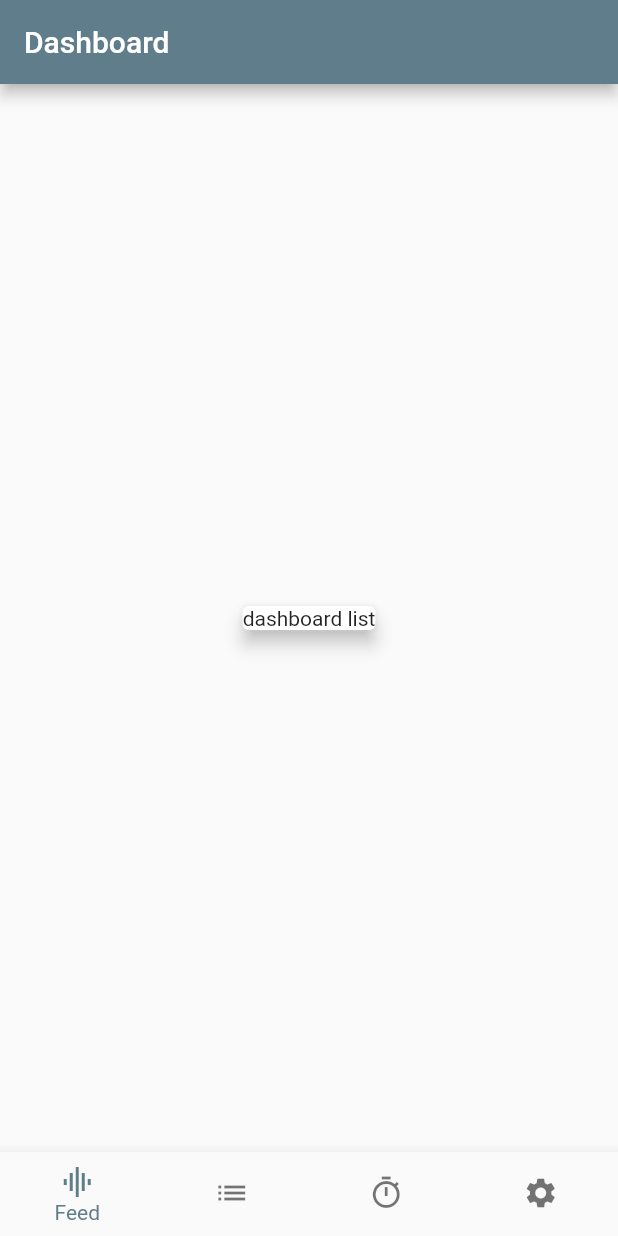
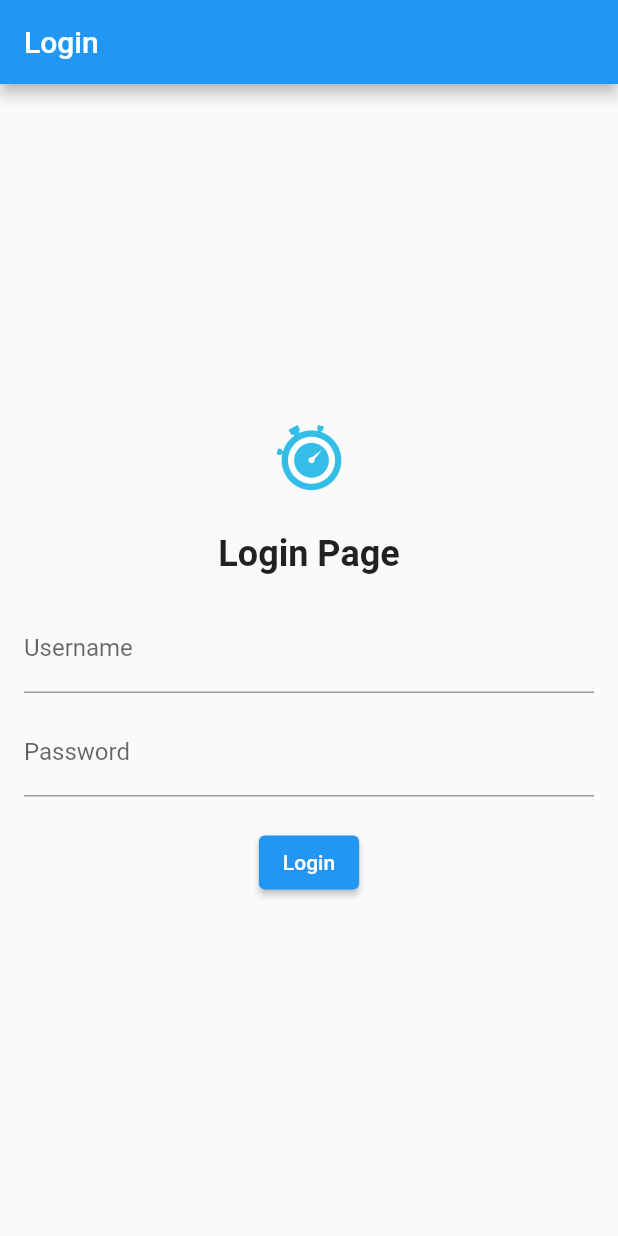
Before and after one commit to ioak-dev/fortuna-mobile, a Flutter app: the screen it shows after launch, on a phone screen of 412 x 824 dp. Run offline on Flutter 3.47's test engine with Material 2 defaults, Android fonts, the phone set to English and light mode, and no system bars; our stand-ins replace bloc, equatable, flutter_bloc, flutter_colorpicker, flutter_spinkit, new_gradient_app_bar and 4 more; accounts and stored records are empty.

Commit message:
version 1.0
current version with login left.

```diff
--- /dev/null
+++ b/lib/authentication/auth_service.dart
@@ -0,0 +1,7 @@
+class AuthService {
+  Future<bool> login(String username, String password) async {
+    // API call for authorization
+    await Future.delayed(Duration(seconds: 10));
+    return username == "Chinmay" && password == "Cr7";
+  }
+}
--- /dev/null
+++ b/lib/dashboard/login_page.dart
@@ -0,0 +1,87 @@
+import 'package:endurance/authentication/auth_service.dart';
+import 'package:endurance/dashboard/dashboard_page.dart';
+import 'package:endurance/home/home_page.dart';
+import 'package:flutter/material.dart';
+
+class LoginPage extends StatefulWidget {
+  @override
+  _LoginPageState createState() => _LoginPageState();
+}
+
+class _LoginPageState extends State<LoginPage> {
+  final AuthService _authService = AuthService();
+  final TextEditingController _usernameController = TextEditingController();
+  final TextEditingController _passwordController = TextEditingController();
+
+  bool _isLoading = false;
+  String _errorMessage = "";
+
+  void _login() async {
+    setState(() {
+      _isLoading = true;
+      _errorMessage = "";
+    });
+
+    String username = _usernameController.text.trim();
+    String password = _passwordController.text.trim();
+
+    bool isAuthenticated = await _authService.login(username, password);
+
+    if (isAuthenticated) {
+      Navigator.pushReplacement(
+        context,
+        MaterialPageRoute(builder: (context) => HomePage(title: 'Home Page')),
+      );
+    } else {
+      setState(() {
+        _isLoading = false;
+        _errorMessage = "Invalid username or password.";
+      });
+    }
+  }
+
+  @override
+  Widget build(BuildContext context) {
+    return Scaffold(
+      appBar: AppBar(
+        title: Text('Login'),
+      ),
+      body: SafeArea(
+        child: Container(
+          padding: EdgeInsets.all(16),
+          child: Column(
+            mainAxisAlignment: MainAxisAlignment.center,
+            children: [
+              Image.asset("images/logo.png", height: 100, width: 100,),
+              Text(
+                'Login Page',
+                style: TextStyle(fontSize: 24, fontWeight: FontWeight.bold),
+              ),
+              SizedBox(height: 20),
+              TextField(
+                controller: _usernameController,
+                decoration: InputDecoration(labelText: 'Username'),
+              ),
+              SizedBox(height: 10),
+              TextField(
+                controller: _passwordController,
+                obscureText: true,
+                decoration: InputDecoration(labelText: 'Password'),
+              ),
+              SizedBox(height: 20),
+              ElevatedButton(
+                onPressed: _isLoading ? null : _login,
+                child: _isLoading ? CircularProgressIndicator() : Text('Login'),
+              ),
+              SizedBox(height: 10),
+              Text(
+                _errorMessage,
+                style: TextStyle(color: Colors.red),
+              ),
+            ],
+          ),
+        ),
+      ),
+    );
+  }
+}
--- a/lib/home/home_page.dart
+++ b/lib/home/home_page.dart
@@ -1,6 +1,9 @@
+import 'package:endurance/dashboard/login_page.dart';
 import 'package:endurance/preset/preset_list/preset_list_page.dart';
 import 'package:endurance/dashboard/dashboard_page.dart';
+import 'package:endurance/theme/Settings_page.dart';
 import 'package:flutter/material.dart';
+import 'package:endurance/timer/timer_page.dart';
 
 class HomePage extends StatefulWidget {
   const HomePage({Key? key, required this.title}) : super(key: key);
@@ -15,6 +18,9 @@ class _HomePageState extends State<HomePage> {
   final screens = [
     const DashboardPage(),
     const PresetListPage(),
+    TimerPage(),
+    SettingsPage(),
+    LoginPage(),
     const Center(child: Text('Perform preset')),
     const Center(child: Text('Settings')),
   ];
--- a/lib/main.dart
+++ b/lib/main.dart
@@ -6,9 +6,20 @@ import 'package:endurance/preset/preset_view/preset_view_page.dart';
 import 'package:flutter_bloc/flutter_bloc.dart';
 import 'package:endurance/home/home_page.dart';
 import 'package:flutter/material.dart';
+import 'package:endurance/home/loading.dart';
+import 'package:provider/provider.dart';
+import 'package:endurance/theme/ThemeManager.dart';
+import 'package:endurance/theme/Settings_page.dart';
+
+
 
 void main() {
-  runApp(const EnduranceApp());
+  runApp(
+      ChangeNotifierProvider(
+      create: (_) => ThemeManager(),
+  child: EnduranceApp(),
+      ),
+  );
 }
 
 class EnduranceApp extends StatelessWidget {
@@ -25,18 +36,14 @@ class EnduranceApp extends StatelessWidget {
         ],
         child: MaterialApp(
           title: 'Endurance',
-          theme: ThemeData(
-            primarySwatch: Colors.blueGrey,
-          ),
-          darkTheme: ThemeData(
-            primarySwatch: Colors.blueGrey,
-            brightness: Brightness.dark,
-            primaryColor: Colors.blueGrey,
-          ),
-          themeMode: ThemeMode.system,
+          theme: Provider.of<ThemeManager>(context).themeData,
+          darkTheme: Provider.of<ThemeManager>(context).darkThemeData,
+          themeMode: Provider.of<ThemeManager>(context).currentThemeMode,
           initialRoute: '/',
           routes: {
-            '/': (context) => const HomePage(title: 'Home Page'),
+            "/" : (context) => LoadingPage(),
+            "/home" : (context) => HomePage(title: 'Home Page'),
+            // '/': (context) => const HomePage(title: 'Home Page'),
             '/preset/create': (context) => const CreatePresetPage()
           },
         ));
--- a/lib/preset/preset_list/preset_list_page.dart
+++ b/lib/preset/preset_list/preset_list_page.dart
@@ -59,7 +59,8 @@ class _PresetListPageState extends State<PresetListPage> {
                   openAddPage();
                 },
                 child: Icon(Icons.add),
-              ))
+              )
+          )
         ],
       ),
       body: Container(
--- /dev/null
+++ b/lib/theme/ThemeManager.dart
@@ -0,0 +1,53 @@
+import 'package:flutter/material.dart';
+import 'package:shared_preferences/shared_preferences.dart';
+
+enum AppTheme { Light, Dark }
+
+class ThemeManager with ChangeNotifier {
+  late ThemeData _themeData;
+  late AppTheme _currentTheme;
+
+  ThemeManager() {
+    _currentTheme = AppTheme.Light;
+    _themeData = ThemeData.light(); // Set the default theme
+    _loadTheme();
+  }
+
+  AppTheme get currentTheme => _currentTheme;
+  ThemeData get themeData => _themeData;
+
+  get darkThemeData => null;
+
+  get currentThemeMode => null;
+
+  void _loadTheme() async {
+    SharedPreferences prefs = await SharedPreferences.getInstance();
+    int themeIndex = prefs.getInt('theme') ?? 0;
+    _currentTheme = AppTheme.values[themeIndex];
+    _applyTheme();
+  }
+
+  void _applyTheme() {
+    switch (_currentTheme) {
+      case AppTheme.Light:
+        _themeData = ThemeData.light();
+        break;
+      case AppTheme.Dark:
+        _themeData = ThemeData.dark();
+        break;
+    }
+    notifyListeners();
+  }
+
+  void toggleTheme() {
+    _currentTheme =
+    _currentTheme == AppTheme.Light ? AppTheme.Dark : AppTheme.Light;
+    _applyTheme();
+    _saveThemePreference();
+  }
+
+  void _saveThemePreference() async {
+    SharedPreferences prefs = await SharedPreferences.getInstance();
+    prefs.setInt('theme', _currentTheme.index);
+  }
+}
```
Also changed, not shown: lib/dashboard/dashboard_page.dart (+83 -6 lines), lib/home/loading.dart (added, +45 -0 lines), lib/theme/Settings_page.dart (added, +33 -0 lines), lib/timer/timer_page.dart (added, +127 -0 lines), pubspec.yaml (+11 -3 lines), images/logo.png (added), images/timer.gif (added), pubspec.lock, 1 other file.
